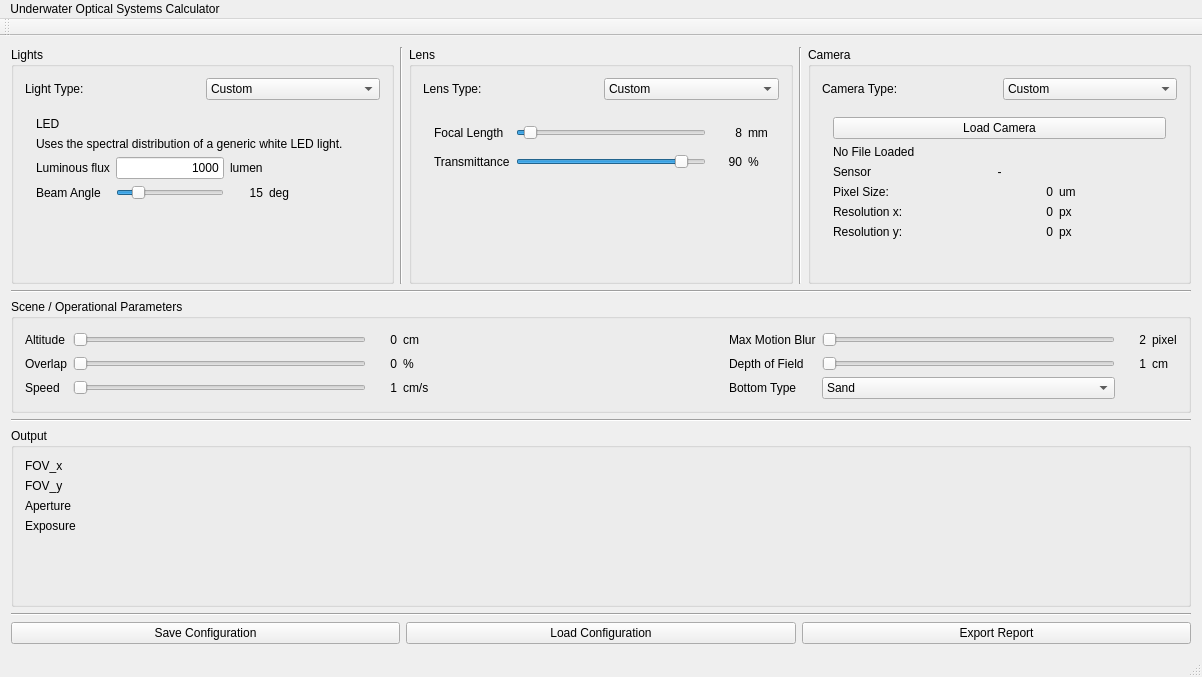
This is qt/UWOpticalSystemDesigner/mainwindow.ui in gidobot/UWOpticalSystemsDesignTools as Qt 5 draws it before an edit. The edited form follows.
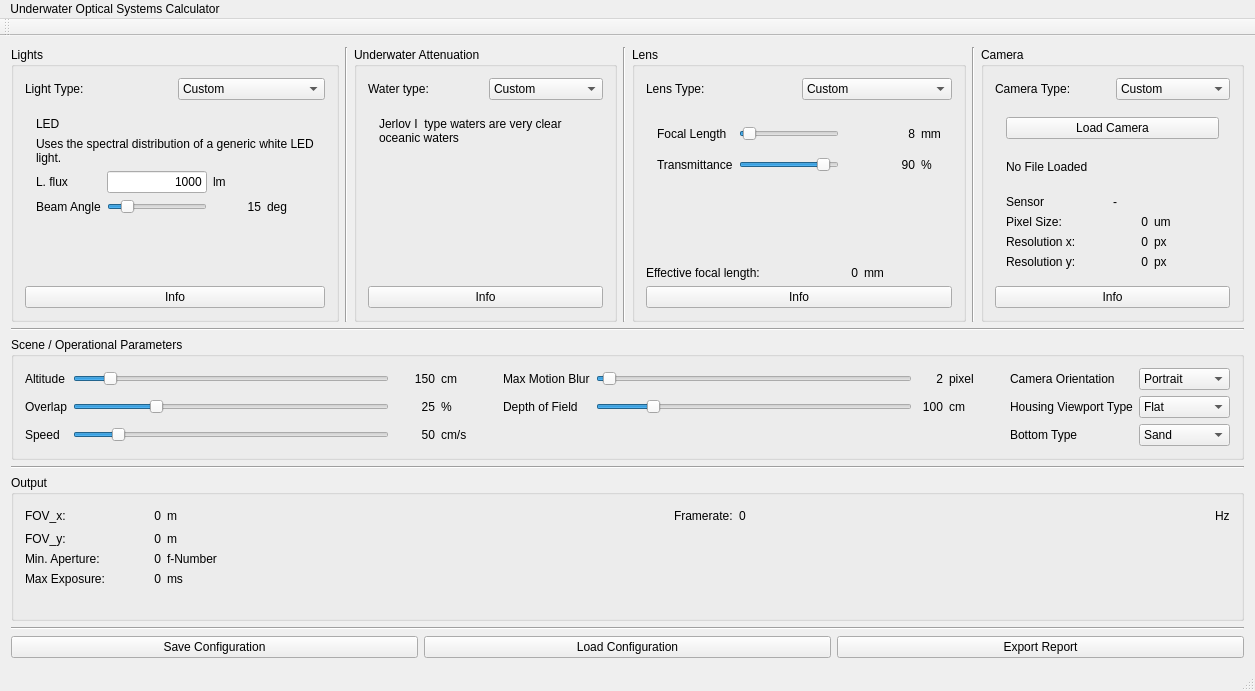
This is the edited form. The open tabs and pages were chosen to show the change.

```diff
--- a/qt/UWOpticalSystemDesigner/mainwindow.ui
+++ b/qt/UWOpticalSystemDesigner/mainwindow.ui
@@ -6,10 +6,16 @@
    <rect>
     <x>0</x>
     <y>0</y>
-    <width>1202</width>
-    <height>677</height>
+    <width>1255</width>
+    <height>691</height>
    </rect>
   </property>
+  <property name="minimumSize">
+   <size>
+    <width>1</width>
+    <height>0</height>
+   </size>
+  </property>
   <property name="windowTitle">
    <string>Underwater Optical Systems Calculator</string>
   </property>
@@ -131,7 +137,7 @@
               </widget>
              </item>
              <item row="1" column="0">
-              <widget class="QLabel" name="label_3">
+              <widget class="QLabel" name="ledSpectrumLabel">
                <property name="text">
                 <string>Uses the spectral distribution of a generic white LED light.</string>
                </property>
@@ -148,12 +154,18 @@
                <item row="0" column="0">
                 <widget class="QLabel" name="luminousFluxLabel">
                  <property name="text">
-                  <string>Luminous flux</string>
+                  <string>L. flux</string>
                  </property>
                 </widget>
                </item>
                <item row="1" column="1">
                 <widget class="QSlider" name="beamAngleSlider">
+                 <property name="maximumSize">
+                  <size>
+                   <width>100</width>
+                   <height>16777215</height>
+                  </size>
+                 </property>
                  <property name="minimum">
                   <number>1</number>
                  </property>
@@ -187,6 +199,18 @@
                </item>
                <item row="0" column="1">
                 <widget class="QLineEdit" name="luminousFluxLineEdit">
+                 <property name="sizePolicy">
+                  <sizepolicy hsizetype="Minimum" vsizetype="Fixed">
+                   <horstretch>0</horstretch>
+                   <verstretch>0</verstretch>
+                  </sizepolicy>
+                 </property>
+                 <property name="maximumSize">
+                  <size>
+                   <width>100</width>
+                   <height>16777215</height>
+                  </size>
+                 </property>
                  <property name="inputMethodHints">
                   <set>Qt::ImhDigitsOnly</set>
                  </property>
@@ -211,23 +235,10 @@
                <item row="0" column="2">
                 <widget class="QLabel" name="liminousFluxUnitsLabel">
                  <property name="text">
-                  <string>lumen</string>
+                  <string>lm</string>
                  </property>
                 </widget>
                </item>
-               <item row="0" column="3">
-                <spacer name="horizontalSpacer_6">
-                 <property name="orientation">
-                  <enum>Qt::Horizontal</enum>
-                 </property>
-                 <property name="sizeHint" stdset="0">
-                  <size>
-                   <width>40</width>
-                   <height>20</height>
-                  </size>
-                 </property>
-                </spacer>
-               </item>
               </layout>
              </item>
             </layout>
@@ -306,6 +317,13 @@
            </widget>
           </widget>
          </item>
+         <item>
+          <widget class="QPushButton" name="lightsInfoButton">
+           <property name="text">
+            <string>Info</string>
+           </property>
+          </widget>
+         </item>
         </layout>
        </widget>
       </item>
@@ -316,6 +334,178 @@
         </property>
        </widget>
       </item>
+      <item>
+       <widget class="QGroupBox" name="groupBox">
+        <property name="title">
+         <string>Underwater Attenuation</string>
+        </property>
+        <layout class="QVBoxLayout" name="verticalLayout_4">
+         <item>
+          <layout class="QHBoxLayout" name="horizontalLayout_3">
+           <item>
+            <widget class="QLabel" name="watertypeLabel">
+             <property name="text">
+              <string>Water type:</string>
+             </property>
+            </widget>
+           </item>
+           <item>
+            <widget class="QComboBox" name="waterTypeComboBox">
+             <item>
+              <property name="text">
+               <string>Custom</string>
+              </property>
+             </item>
+             <item>
+              <property name="text">
+               <string>Jerlov I</string>
+              </property>
+             </item>
+             <item>
+              <property name="text">
+               <string>Jerlov II</string>
+              </property>
+             </item>
+             <item>
+              <property name="text">
+               <string>Jerlov III</string>
+              </property>
+             </item>
+             <item>
+              <property name="text">
+               <string>Jerlov IC</string>
+              </property>
+             </item>
+             <item>
+              <property name="text">
+               <string>Jerlov 3C</string>
+              </property>
+             </item>
+             <item>
+              <property name="text">
+               <string>Jerlov 5C</string>
+              </property>
+             </item>
+             <item>
+              <property name="text">
+               <string>Jerlov 7C</string>
+              </property>
+             </item>
+             <item>
+              <property name="text">
+               <string>Jerlov 9C</string>
+              </property>
+             </item>
+            </widget>
+           </item>
+          </layout>
+         </item>
+         <item>
+          <widget class="QStackedWidget" name="waterStackedWidget">
+           <property name="currentIndex">
+            <number>0</number>
+           </property>
+           <widget class="QWidget" name="page_8">
+            <layout class="QVBoxLayout" name="verticalLayout_11">
+             <item>
+              <widget class="QPushButton" name="loadWaterProfileButton">
+               <property name="text">
+                <string>Load Profile</string>
+               </property>
+              </widget>
+             </item>
+             <item>
+              <spacer name="verticalSpacer_9">
+               <property name="orientation">
+                <enum>Qt::Vertical</enum>
+               </property>
+               <property name="sizeHint" stdset="0">
+                <size>
+                 <width>20</width>
+                 <height>40</height>
+                </size>
+               </property>
+              </spacer>
+             </item>
+            </layout>
+           </widget>
+           <widget class="QWidget" name="page_6">
+            <layout class="QVBoxLayout" name="verticalLayout_9">
+             <item>
+              <widget class="QLabel" name="jerlovITextLabel">
+               <property name="text">
+                <string>Jerlov I  type waters are very clear oceanic waters</string>
+               </property>
+               <property name="wordWrap">
+                <bool>true</bool>
+               </property>
+              </widget>
+             </item>
+             <item>
+              <spacer name="verticalSpacer_3">
+               <property name="orientation">
+                <enum>Qt::Vertical</enum>
+               </property>
+               <property name="sizeHint" stdset="0">
+                <size>
+                 <width>20</width>
+                 <height>40</height>
+                </size>
+               </property>
+              </spacer>
+             </item>
+            </layout>
+           </widget>
+           <widget class="QWidget" name="page_11"/>
+           <widget class="QWidget" name="page_14"/>
+           <widget class="QWidget" name="page_15"/>
+           <widget class="QWidget" name="page_16"/>
+           <widget class="QWidget" name="page_17"/>
+           <widget class="QWidget" name="page_18"/>
+           <widget class="QWidget" name="page_19"/>
+           <widget class="QWidget" name="page_7">
+            <layout class="QVBoxLayout" name="verticalLayout_10">
+             <item>
+              <widget class="QLabel" name="label_3">
+               <property name="text">
+                <string>THis is a placeholder label tose</string>
+               </property>
+              </widget>
+             </item>
+            </layout>
+           </widget>
+          </widget>
+         </item>
+         <item>
+          <spacer name="horizontalSpacer">
+           <property name="orientation">
+            <enum>Qt::Horizontal</enum>
+           </property>
+           <property name="sizeHint" stdset="0">
+            <size>
+             <width>40</width>
+             <height>20</height>
+            </size>
+           </property>
+          </spacer>
+         </item>
+         <item>
+          <widget class="QPushButton" name="waterModelInfoButton">
+           <property name="text">
+            <string>Info</string>
+           </property>
+          </widget>
+         </item>
+        </layout>
+       </widget>
+      </item>
+      <item>
+       <widget class="Line" name="line">
+        <property name="orientation">
+         <enum>Qt::Vertical</enum>
+        </property>
+       </widget>
+      </item>
       <item>
        <widget class="QGroupBox" name="LensBox">
         <property name="title">
@@ -349,6 +539,12 @@
          </item>
          <item>
           <widget class="QStackedWidget" name="lensStackedWidget">
+           <property name="minimumSize">
+            <size>
+             <width>3</width>
+             <height>0</height>
+            </size>
+           </property>
            <property name="currentIndex">
             <number>1</number>
            </property>
@@ -416,6 +612,12 @@
              </item>
              <item row="2" column="1">
               <widget class="QSlider" name="transmittanceSlider">
+               <property name="minimumSize">
+                <size>
+                 <width>100</width>
+                 <height>0</height>
+                </size>
+               </property>
                <property name="maximum">
                 <number>100</number>
                </property>
@@ -430,14 +632,14 @@
                </property>
               </widget>
              </item>
-             <item row="0" column="3">
+             <item row="0" column="4">
               <widget class="QLabel" name="focalLenthSliderUnitsLabel">
                <property name="text">
                 <string>mm</string>
                </property>
               </widget>
              </item>
-             <item row="2" column="2">
+             <item row="2" column="3">
               <widget class="QLabel" name="transmittanceValueLabel">
                <property name="minimumSize">
                 <size>
@@ -453,14 +655,14 @@
                </property>
               </widget>
              </item>
-             <item row="2" column="3">
+             <item row="2" column="4">
               <widget class="QLabel" name="transmittanceUnitsLabel">
                <property name="text">
                 <string>%</string>
                </property>
               </widget>
              </item>
-             <item row="0" column="2">
+             <item row="0" column="3">
               <widget class="QLabel" name="focalLengthSliderValueLabel">
                <property name="minimumSize">
                 <size>
@@ -478,6 +680,15 @@
              </item>
              <item row="0" column="1">
               <widget class="QSlider" name="focalLengthSlider">
+               <property name="minimumSize">
+                <size>
+                 <width>100</width>
+                 <height>0</height>
+                </size>
+               </property>
+               <property name="minimum">
+                <number>1</number>
+               </property>
                <property name="maximum">
                 <number>200</number>
                </property>
@@ -492,6 +703,19 @@
                </property>
               </widget>
              </item>
+             <item row="0" column="2">
+              <spacer name="horizontalSpacer_9">
+               <property name="orientation">
+                <enum>Qt::Horizontal</enum>
+               </property>
+               <property name="sizeHint" stdset="0">
+                <size>
+                 <width>40</width>
+                 <height>20</height>
+                </size>
+               </property>
+              </spacer>
+             </item>
             </layout>
            </widget>
           </widget>
@@ -509,6 +733,57 @@
            </property>
           </spacer>
          </item>
+         <item>
+          <spacer name="horizontalSpacer_8">
+           <property name="orientation">
+            <enum>Qt::Horizontal</enum>
+           </property>
+           <property name="sizeHint" stdset="0">
+            <size>
+             <width>40</width>
+             <height>20</height>
+            </size>
+           </property>
+          </spacer>
+         </item>
+         <item>
+          <layout class="QHBoxLayout" name="horizontalLayout_4">
+           <property name="topMargin">
+            <number>10</number>
+           </property>
+           <item>
+            <widget class="QLabel" name="effectiveFocalLengthLabel">
+             <property name="text">
+              <string>Effective focal length: </string>
+             </property>
+            </widget>
+           </item>
+           <item>
+            <widget class="QLabel" name="effectiveFocalLengthValueLabel">
+             <property name="text">
+              <string>0</string>
+             </property>
+             <property name="alignment">
+              <set>Qt::AlignRight|Qt::AlignTrailing|Qt::AlignVCenter</set>
+             </property>
+            </widget>
+           </item>
+           <item>
+            <widget class="QLabel" name="effectiveFocalLengthUnitsLabel">
+             <property name="text">
+              <string>mm</string>
+             </property>
+            </widget>
+           </item>
+          </layout>
+         </item>
+         <item>
+          <widget class="QPushButton" name="lensInfoButton">
+           <property name="text">
+            <string>Info</string>
+           </property>
+          </widget>
+         </item>
         </layout>
        </widget>
       </item>
@@ -672,17 +947,11 @@
           </widget>
          </item>
          <item>
-          <spacer name="horizontalSpacer_3">
-           <property name="orientation">
-            <enum>Qt::Horizontal</enum>
+          <widget class="QPushButton" name="cameraInfoButton">
+           <property name="text">
+            <string>Info</string>
            </property>
-           <property name="sizeHint" stdset="0">
-            <size>
-             <width>287</width>
-             <height>20</height>
-            </size>
-           </property>
-          </spacer>
+          </widget>
          </item>
         </layout>
        </widget>
@@ -702,16 +971,36 @@
        <string>Scene / Operational Parameters</string>
       </property>
       <layout class="QGridLayout" name="gridLayout_3">
+       <item row="2" column="1">
+        <widget class="QSlider" name="speedSlider">
+         <property name="maximum">
+          <number>400</number>
+         </property>
+         <property name="value">
+          <number>50</number>
+         </property>
+         <property name="orientation">
+          <enum>Qt::Horizontal</enum>
+         </property>
+        </widget>
+       </item>
+       <item row="1" column="5">
+        <widget class="QLabel" name="dofLabel">
+         <property name="text">
+          <string>Depth of Field</string>
+         </property>
+        </widget>
+       </item>
        <item row="1" column="2">
         <widget class="QLabel" name="overlapValueLabel">
          <property name="minimumSize">
           <size>
-           <width>25</width>
+           <width>40</width>
            <height>0</height>
           </size>
          </property>
          <property name="text">
-          <string>0</string>
+          <string>25</string>
          </property>
          <property name="alignment">
           <set>Qt::AlignRight|Qt::AlignTrailing|Qt::AlignVCenter</set>
@@ -729,12 +1018,12 @@
         <widget class="QLabel" name="altitudeLabel">
          <property name="minimumSize">
           <size>
-           <width>25</width>
+           <width>40</width>
            <height>0</height>
           </size>
          </property>
          <property name="text">
-          <string>0</string>
+          <string>150</string>
          </property>
          <property name="alignment">
           <set>Qt::AlignRight|Qt::AlignTrailing|Qt::AlignVCenter</set>
@@ -748,20 +1037,6 @@
          </property>
         </widget>
        </item>
-       <item row="1" column="5">
-        <widget class="QLabel" name="label_6">
-         <property name="text">
-          <string>Depth of Field</string>
-         </property>
-        </widget>
-       </item>
-       <item row="2" column="5">
-        <widget class="QLabel" name="label_5">
-         <property name="text">
-          <string>Bottom Type</string>
-         </property>
-        </widget>
-       </item>
        <item row="0" column="0">
         <widget class="QLabel" name="label_4">
          <property name="text">
@@ -771,6 +1046,9 @@
        </item>
        <item row="1" column="1">
         <widget class="QSlider" name="overlapSlider">
+         <property name="value">
+          <number>25</number>
+         </property>
          <property name="orientation">
           <enum>Qt::Horizontal</enum>
          </property>
@@ -787,12 +1065,12 @@
         <widget class="QLabel" name="speedValueLabel">
          <property name="minimumSize">
           <size>
-           <width>25</width>
+           <width>40</width>
            <height>0</height>
           </size>
          </property>
          <property name="text">
-          <string>1</string>
+          <string>50</string>
          </property>
          <property name="alignment">
           <set>Qt::AlignRight|Qt::AlignTrailing|Qt::AlignVCenter</set>
@@ -806,29 +1084,6 @@
          </property>
         </widget>
        </item>
-       <item row="2" column="1">
-        <widget class="QSlider" name="speedSlider">
-         <property name="maximum">
-          <number>400</number>
-         </property>
-         <property name="orientation">
-          <enum>Qt::Horizontal</enum>
-         </property>
-        </widget>
-       </item>
-       <item row="0" column="4">
-        <spacer name="horizontalSpacer_2">
-         <property name="orientation">
-          <enum>Qt::Horizontal</enum>
-         </property>
-         <property name="sizeHint" stdset="0">
-          <size>
-           <width>40</width>
-           <height>20</height>
-          </size>
-         </property>
-        </spacer>
-       </item>
        <item row="0" column="3">
         <widget class="QLabel" name="altitudeUnitsLabel">
          <property name="text">
@@ -836,63 +1091,23 @@
          </property>
         </widget>
        </item>
-       <item row="2" column="7">
-        <widget class="QComboBox" name="bottomTypeCombo">
-         <item>
-          <property name="text">
-           <string>Sand</string>
-          </property>
-         </item>
-         <item>
-          <property name="text">
-           <string>Custom</string>
-          </property>
-         </item>
-         <item>
-          <property name="text">
-           <string>Algae</string>
-          </property>
-         </item>
-         <item>
-          <property name="text">
-           <string>Coral</string>
-          </property>
-         </item>
-         <item>
-          <property name="text">
-           <string>Rock</string>
-          </property>
-         </item>
-        </widget>
-       </item>
        <item row="0" column="1">
         <widget class="QSlider" name="altitudeSlider">
          <property name="maximum">
           <number>1500</number>
          </property>
          <property name="singleStep">
-          <number>0</number>
+          <number>1</number>
+         </property>
+         <property name="value">
+          <number>150</number>
          </property>
          <property name="orientation">
           <enum>Qt::Horizontal</enum>
          </property>
         </widget>
        </item>
-       <item row="0" column="5">
-        <widget class="QLabel" name="label_17">
-         <property name="text">
-          <string>Max Motion Blur</string>
-         </property>
-        </widget>
-       </item>
-       <item row="1" column="9">
-        <widget class="QLabel" name="dofUnitsLabel">
-         <property name="text">
-          <string>cm</string>
-         </property>
-        </widget>
-       </item>
-       <item row="1" column="8">
+       <item row="1" column="7">
         <widget class="QLabel" name="dofValueLabel">
          <property name="minimumSize">
           <size>
@@ -901,7 +1116,77 @@
           </size>
          </property>
          <property name="text">
-          <string>1</string>
+          <string>100</string>
+         </property>
+         <property name="alignment">
+          <set>Qt::AlignRight|Qt::AlignTrailing|Qt::AlignVCenter</set>
+         </property>
+        </widget>
+       </item>
+       <item row="0" column="4">
+        <spacer name="horizontalSpacer_4">
+         <property name="orientation">
+          <enum>Qt::Horizontal</enum>
+         </property>
+         <property name="sizeType">
+          <enum>QSizePolicy::Minimum</enum>
+         </property>
+         <property name="sizeHint" stdset="0">
+          <size>
+           <width>30</width>
+           <height>20</height>
+          </size>
+         </property>
+        </spacer>
+       </item>
+       <item row="0" column="10">
+        <widget class="QLabel" name="cameraOrientationLabel">
+         <property name="text">
+          <string>Camera Orientation</string>
+         </property>
+        </widget>
+       </item>
+       <item row="1" column="8">
+        <widget class="QLabel" name="dofUnitsLabel">
+         <property name="text">
+          <string>cm</string>
+         </property>
+        </widget>
+       </item>
+       <item row="0" column="12">
+        <widget class="QComboBox" name="cameraOrientationCombobox">
+         <item>
+          <property name="text">
+           <string>Portrait</string>
+          </property>
+         </item>
+         <item>
+          <property name="text">
+           <string>Landscape</string>
+          </property>
+         </item>
+        </widget>
+       </item>
+       <item row="0" column="6">
+        <widget class="QSlider" name="motionBlurSlider">
+         <property name="sliderPosition">
+          <number>2</number>
+         </property>
+         <property name="orientation">
+          <enum>Qt::Horizontal</enum>
+         </property>
+        </widget>
+       </item>
+       <item row="0" column="7">
+        <widget class="QLabel" name="motionBlurValueLabel">
+         <property name="minimumSize">
+          <size>
+           <width>25</width>
+           <height>0</height>
+          </size>
+         </property>
+         <property name="text">
+          <string>2</string>
          </property>
          <property name="alignment">
           <set>Qt::AlignRight|Qt::AlignTrailing|Qt::AlignVCenter</set>
@@ -909,45 +1194,108 @@
         </widget>
        </item>
        <item row="0" column="9">
+        <spacer name="horizontalSpacer_2">
+         <property name="orientation">
+          <enum>Qt::Horizontal</enum>
+         </property>
+         <property name="sizeType">
+          <enum>QSizePolicy::Minimum</enum>
+         </property>
+         <property name="sizeHint" stdset="0">
+          <size>
+           <width>30</width>
+           <height>20</height>
+          </size>
+         </property>
+        </spacer>
+       </item>
+       <item row="0" column="5">
+        <widget class="QLabel" name="motionBlurLabel">
+         <property name="text">
+          <string>Max Motion Blur</string>
+         </property>
+        </widget>
+       </item>
+       <item row="0" column="8">
         <widget class="QLabel" name="motionBlurUnitsLabel">
          <property name="text">
           <string>pixel</string>
          </property>
         </widget>
        </item>
-       <item row="0" column="8">
-        <widget class="QLabel" name="motionBlurValueLabel">
-         <property name="minimumSize">
-          <size>
-           <width>25</width>
-           <height>0</height>
-          </size>
-         </property>
-         <property name="text">
-          <string>2</string>
-         </property>
-         <property name="alignment">
-          <set>Qt::AlignRight|Qt::AlignTrailing|Qt::AlignVCenter</set>
-         </property>
-        </widget>
-       </item>
-       <item row="0" column="7">
-        <widget class="QSlider" name="motionBlurSlider">
-         <property name="orientation">
-          <enum>Qt::Horizontal</enum>
-         </property>
-        </widget>
-       </item>
-       <item row="1" column="7">
+       <item row="1" column="6">
         <widget class="QSlider" name="dofSlider">
+         <property name="minimum">
+          <number>1</number>
+         </property>
          <property name="maximum">
           <number>600</number>
          </property>
+         <property name="value">
+          <number>100</number>
+         </property>
          <property name="orientation">
           <enum>Qt::Horizontal</enum>
          </property>
         </widget>
        </item>
+       <item row="2" column="10">
+        <widget class="QLabel" name="bottomTypeLabel">
+         <property name="text">
+          <string>Bottom Type</string>
+         </property>
+        </widget>
+       </item>
+       <item row="2" column="12">
+        <widget class="QComboBox" name="bottomTypeCombo">
+         <item>
+          <property name="text">
+           <string>Sand</string>
+          </property>
+         </item>
+         <item>
+          <property name="text">
+           <string>Custom</string>
+          </property>
+         </item>
+         <item>
+          <property name="text">
+           <string>Algae</string>
+          </property>
+         </item>
+         <item>
+          <property name="text">
+           <string>Coral</string>
+          </property>
+         </item>
+         <item>
+          <property name="text">
+           <string>Rock</string>
+          </property>
+         </item>
+        </widget>
+       </item>
+       <item row="1" column="12">
+        <widget class="QComboBox" name="viewportCombobox">
+         <item>
+          <property name="text">
+           <string>Flat</string>
+          </property>
+         </item>
+         <item>
+          <property name="text">
+           <string>Domed</string>
+          </property>
+         </item>
+        </widget>
+       </item>
+       <item row="1" column="10">
+        <widget class="QLabel" name="housingLabel">
+         <property name="text">
+          <string>Housing Viewport Type</string>
+         </property>
+        </widget>
+       </item>
       </layout>
      </widget>
     </item>
@@ -964,6 +1312,49 @@
        <string>Output</string>
       </property>
       <layout class="QGridLayout" name="gridLayout_4">
+       <item row="1" column="2">
+        <widget class="QLabel" name="fovyUnitsLabel">
+         <property name="text">
+          <string>m</string>
+         </property>
+        </widget>
+       </item>
+       <item row="0" column="2">
+        <widget class="QLabel" name="fovxUnitsLabel">
+         <property name="text">
+          <string>m</string>
+         </property>
+        </widget>
+       </item>
+       <item row="0" column="5">
+        <widget class="QLabel" name="framerateValueLabel">
+         <property name="minimumSize">
+          <size>
+           <width>20</width>
+           <height>0</height>
+          </size>
+         </property>
+         <property name="text">
+          <string>0</string>
+         </property>
+        </widget>
+       </item>
+       <item row="0" column="1">
+        <widget class="QLabel" name="fovxValueLabel">
+         <property name="minimumSize">
+          <size>
+           <width>50</width>
+           <height>0</height>
+          </size>
+         </property>
+         <property name="text">
+          <string>0</string>
+         </property>
+         <property name="alignment">
+          <set>Qt::AlignRight|Qt::AlignTrailing|Qt::AlignVCenter</set>
+         </property>
+        </widget>
+       </item>
        <item row="4" column="0">
         <spacer name="verticalSpacer_2">
          <property name="orientation">
@@ -980,31 +1371,136 @@
        <item row="1" column="0">
         <widget class="QLabel" name="FOVyLabel">
          <property name="text">
-          <string>FOV_y</string>
+          <string>FOV_y:</string>
          </property>
         </widget>
        </item>
        <item row="0" column="0">
         <widget class="QLabel" name="FOVxLabel">
          <property name="text">
-          <string>FOV_x</string>
+          <string>FOV_x:</string>
          </property>
         </widget>
        </item>
        <item row="2" column="0">
         <widget class="QLabel" name="apertureLabel">
          <property name="text">
-          <string>Aperture</string>
+          <string>Min. Aperture:</string>
          </property>
         </widget>
        </item>
        <item row="3" column="0">
         <widget class="QLabel" name="exposureLabel">
          <property name="text">
-          <string>Exposure</string>
+          <string>Max Exposure:</string>
          </property>
         </widget>
        </item>
+       <item row="0" column="7">
+        <widget class="QLabel" name="framerateUnitsLabel">
+         <property name="text">
+          <string>Hz</string>
+         </property>
+        </widget>
+       </item>
+       <item row="3" column="1">
+        <widget class="QLabel" name="exposureValueLabel">
+         <property name="minimumSize">
+          <size>
+           <width>40</width>
+           <height>0</height>
+          </size>
+         </property>
+         <property name="cursor">
+          <cursorShape>SizeAllCursor</cursorShape>
+         </property>
+         <property name="text">
+          <string>0</string>
+         </property>
+         <property name="alignment">
+          <set>Qt::AlignRight|Qt::AlignTrailing|Qt::AlignVCenter</set>
+         </property>
+        </widget>
+       </item>
+       <item row="2" column="2">
+        <widget class="QLabel" name="apertureUnitsLabel">
+         <property name="text">
+          <string>f-Number</string>
+         </property>
+        </widget>
+       </item>
+       <item row="2" column="1">
+        <widget class="QLabel" name="apertureValueLabel">
+         <property name="minimumSize">
+          <size>
+           <width>50</width>
+           <height>0</height>
+          </size>
+         </property>
+         <property name="text">
+          <string>0</string>
+         </property>
+         <property name="alignment">
+          <set>Qt::AlignRight|Qt::AlignTrailing|Qt::AlignVCenter</set>
+         </property>
+        </widget>
+       </item>
+       <item row="0" column="3">
+        <spacer name="horizontalSpacer_5">
+         <property name="orientation">
+          <enum>Qt::Horizontal</enum>
+         </property>
+         <property name="sizeHint" stdset="0">
+          <size>
+           <width>40</width>
+           <height>20</height>
+          </size>
+         </property>
+        </spacer>
+       </item>
+       <item row="0" column="4">
+        <widget class="QLabel" name="framerateLabel">
+         <property name="text">
+          <string>Framerate:</string>
+         </property>
+        </widget>
+       </item>
+       <item row="1" column="1">
+        <widget class="QLabel" name="fovyValueLabel">
+         <property name="minimumSize">
+          <size>
+           <width>50</width>
+           <height>0</height>
+          </size>
+         </property>
+         <property name="text">
+          <string>0</string>
+         </property>
+         <property name="alignment">
+          <set>Qt::AlignRight|Qt::AlignTrailing|Qt::AlignVCenter</set>
+         </property>
+        </widget>
+       </item>
+       <item row="3" column="2">
+        <widget class="QLabel" name="exposureUnitsLabel">
+         <property name="text">
+          <string>ms</string>
+         </property>
+        </widget>
+       </item>
+       <item row="0" column="6">
+        <spacer name="horizontalSpacer_7">
+         <property name="orientation">
+          <enum>Qt::Horizontal</enum>
+         </property>
+         <property name="sizeHint" stdset="0">
+          <size>
+           <width>40</width>
+           <height>20</height>
+          </size>
+         </property>
+        </spacer>
+       </item>
       </layout>
      </widget>
     </item>
@@ -1050,7 +1546,7 @@
     <rect>
      <x>0</x>
      <y>0</y>
-     <width>1202</width>
+     <width>1255</width>
      <height>25</height>
     </rect>
    </property>
```
Left out of the diff: 46 changed lines with no effect on the pictures.
